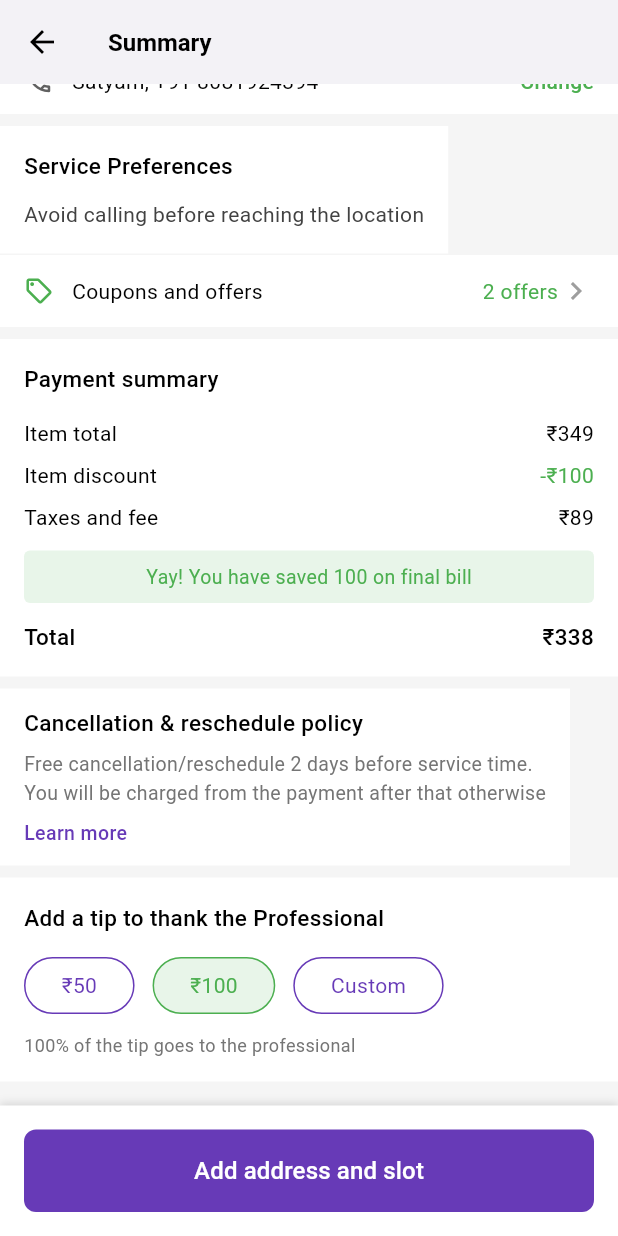
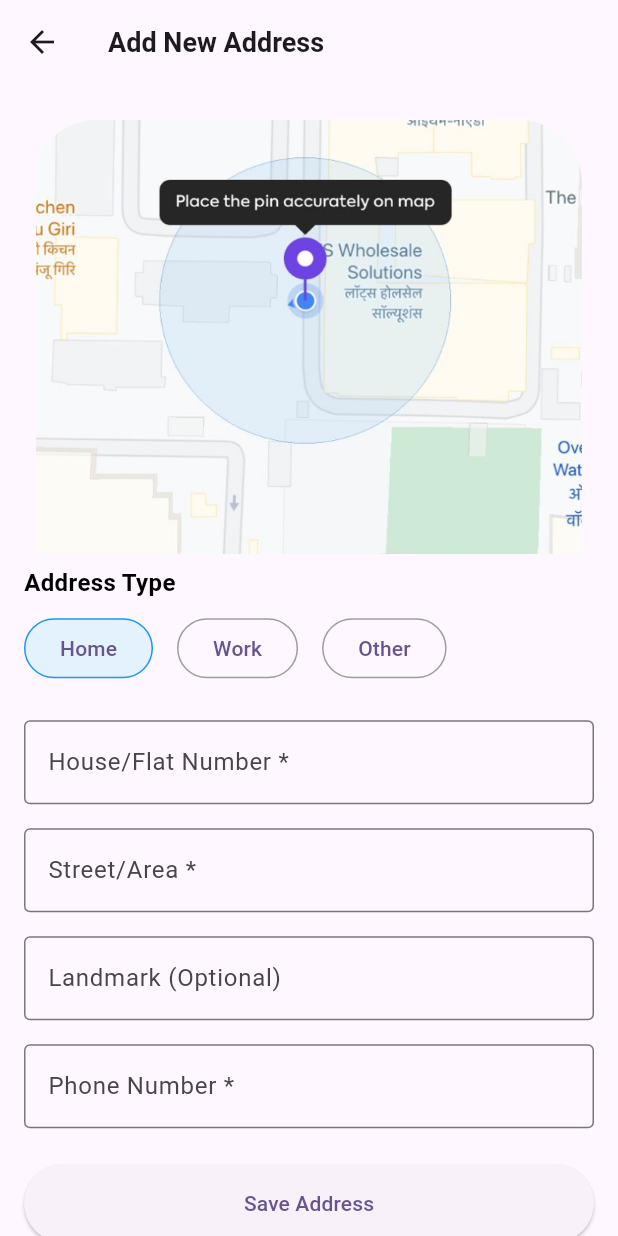
Before and after one commit to Amanshishodia/adfix, a Flutter app: the ServiceSummaryPage screen opened directly, scrolled down 331 dp, after a tap on "Add address and slot", on a phone screen of 412 x 824 dp. Run offline on Flutter 3.47's test engine with Material 3 defaults, Android fonts, the phone set to English and light mode, and no system bars; our stand-ins replace get, get_storage; accounts and stored records are empty; network calls fail.

Commit message:
Done With the Address Page and LogicalPart of It

```diff
--- a/lib/main.dart
+++ b/lib/main.dart
@@ -1,21 +1,26 @@
+import 'package:adfix/presentation/auth/controller/AuthController.dart';
 import 'package:adfix/presentation/auth/ui/sign_in/sign_in.dart';
-import 'package:adfix/presentation/changeAddress/Ui/changeAddress.dart';
-import 'package:adfix/presentation/summary/ui/SummaryPage.dart';
+import 'package:adfix/presentation/bottomNav/ui/myHome.dart';
 import 'package:flutter/material.dart';
 import 'package:flutter/services.dart';
 import 'package:get/get.dart';
+import 'package:get_storage/get_storage.dart';
+
 import 'appBinding.dart';
 
-void main() {
+void main() async {
   WidgetsFlutterBinding
       .ensureInitialized(); // Ensure Flutter bindings are initialized
+  await GetStorage.init();
   SystemChrome.setEnabledSystemUIMode(
       SystemUiMode.immersiveSticky); // Set immersive sticky mode
-  runApp(const MyApp());
+  runApp(MyApp());
 }
 
 class MyApp extends StatelessWidget {
-  const MyApp({super.key});
+  MyApp({super.key});
+
+  final AuthController authController = Get.put(AuthController());
 
   // This widget is the root of your application.
   @override
@@ -105,7 +110,6 @@ class MyApp extends StatelessWidget {
           colorScheme: ColorScheme.fromSeed(seedColor: Colors.deepPurple),
           useMaterial3: true,
         ),
-        home: SignIn());
-
+        home: Obx(() => authController.isLoggedIn.value ? Myhome() : SignIn()));
   }
 }
--- a/lib/presentation/bottomNav/home_controller/controller.dart
+++ b/lib/presentation/bottomNav/home_controller/controller.dart
@@ -1,7 +1,7 @@
 import 'package:get/get.dart';
 
 class BottomNavBarController extends GetxController {
-  var selectedIndex = 1.obs;
+  var selectedIndex = 0.obs;
 
   // Method to update the selected index
   void onItemTapped(int index) {
--- /dev/null
+++ b/lib/presentation/changeAddress/AddressController.dart
@@ -0,0 +1,147 @@
+import 'dart:convert';
+
+import 'package:flutter/material.dart';
+import 'package:get/get.dart';
+import 'package:get_storage/get_storage.dart';
+import 'package:http/http.dart' as http;
+
+class AddressController extends GetxController {
+  final storage = GetStorage();
+  var isLoading = false.obs;
+  var addresses = [].obs;
+  var selectedAddressType = "Home".obs;
+
+  // Form controllers
+  final TextEditingController houseNumberController = TextEditingController();
+  final TextEditingController streetController = TextEditingController();
+  final TextEditingController landmarkController = TextEditingController();
+  final TextEditingController phoneController = TextEditingController();
+
+  @override
+  void onInit() {
+    super.onInit();
+    loadAddresses();
+  }
+
+  @override
+  void onClose() {
+    houseNumberController.dispose();
+    streetController.dispose();
+    landmarkController.dispose();
+    phoneController.dispose();
+    super.onClose();
+  }
+
+  Future<void> loadAddresses() async {
+    isLoading(true);
+    try {
+      final savedAddresses = storage.read('addresses') ?? [];
+      addresses.value = List<Map<String, dynamic>>.from(savedAddresses);
+      await fetchAddressesFromServer();
+    } catch (e) {
+      Get.snackbar(
+        'Error',
+        'Failed to load addresses: ${e.toString()}',
+        backgroundColor: Colors.red[100],
+      );
+    } finally {
+      isLoading(false);
+    }
+  }
+
+  Future<void> fetchAddressesFromServer() async {
+    try {
+      final token = storage.read('token');
+      final response = await http.get(
+        Uri.parse('https://ankitadfixapi.onrender.com/addresses'),
+        headers: {
+          "Content-Type": "application/json",
+          "Authorization": "Bearer $token",
+        },
+      );
+
+      if (response.statusCode == 200) {
+        final List<dynamic> serverAddresses = json.decode(response.body);
+        addresses.value = serverAddresses.cast<Map<String, dynamic>>();
+        await storage.write('addresses', addresses);
+      } else {
+        throw 'Failed to fetch addresses';
+      }
+    } catch (e) {
+      print('Error fetching addresses: $e');
+    }
+  }
+
+  Future<void> saveAddress() async {
+    if (!_validateInputs()) {
+      Get.snackbar(
+        'Error',
+        'Please fill all required fields',
+        backgroundColor: Colors.red[100],
+      );
+      return;
+    }
+
+    isLoading(true);
+    try {
+      final newAddress = {
+        'type': selectedAddressType.value,
+        'houseNumber': houseNumberController.text,
+        'street': streetController.text,
+        'landmark': landmarkController.text,
+        'phone': phoneController.text,
+      };
+
+      final token = storage.read('token');
+      final response = await http.post(
+        Uri.parse('https://ankitadfixapi.onrender.com/addAddress'),
+        headers: {
+          "Content-Type": "application/json",
+          "Authorization": "Bearer $token",
+        },
+        body: json.encode(newAddress),
+      );
+
+      if (response.statusCode == 201) {
+        final serverAddress = json.decode(response.body);
+        addresses.add(serverAddress);
+        await storage.write('addresses', addresses.toList());
+        _clearInputs();
+        Get.snackbar(
+          'Success',
+          'Address saved successfully',
+          backgroundColor: Colors.green[100],
+        );
+        Get.back();
+      } else {
+        throw 'Failed to save address';
+      }
+    } catch (e) {
+      Get.snackbar(
+        'Error',
+        'Failed to save address: ${e.toString()}',
+        backgroundColor: Colors.red[100],
+      );
+    } finally {
+      isLoading(false);
+    }
+  }
+
+  bool _validateInputs() {
+    return houseNumberController.text.isNotEmpty &&
+        streetController.text.isNotEmpty &&
+        phoneController.text.isNotEmpty;
+  }
+
+  void _clearInputs() {
+    houseNumberController.clear();
+    streetController.clear();
+    landmarkController.clear();
+    phoneController.clear();
+    selectedAddressType.value = "Home";
+  }
+
+  void setAddressType(String type) {
+    selectedAddressType.value = type;
+  }
+}
--- a/lib/presentation/changeAddress/Ui/changeAddress.dart
+++ b/lib/presentation/changeAddress/Ui/changeAddress.dart
@@ -1,149 +1,144 @@
-import 'package:adfix/presentation/changeAddress/widgets/changeButton.dart';
-import 'package:adfix/presentation/changeAddress/widgets/editableTextField.dart';
-import 'package:adfix/presentation/changeAddress/widgets/saveButton.dart';
-import 'package:adfix/widgets/textfield.dart';
+// lib/pages/save_address_page.dart
 import 'package:flutter/material.dart';
+import 'package:get/get.dart';
 
-class ChangeAddressPage extends StatefulWidget {
-  const ChangeAddressPage({Key? key}) : super(key: key);
+import '../AddressController.dart';
 
-  @override
-  _ChangeAddressPageState createState() => _ChangeAddressPageState();
-}
+class SaveAddressPage extends StatelessWidget {
+  final addressController = Get.put(AddressController());
 
-class _ChangeAddressPageState extends State<ChangeAddressPage> {
-  final TextEditingController addressController = TextEditingController();
+  SaveAddressPage({Key? key}) : super(key: key);
 
   @override
   Widget build(BuildContext context) {
     return Scaffold(
-      backgroundColor: Colors.grey[100],
       appBar: AppBar(
-        leading: BackButton(color: Colors.black),
-        title: Text('Manage Addresses',
-            style: TextStyle(color: Colors.black, fontSize: 16)),
-        backgroundColor: Colors.white,
-        elevation: 1,
+        title: Text('Add New Address'),
+        leading: IconButton(
+          icon: Icon(Icons.arrow_back),
+          onPressed: () => Get.back(),
         ),
-      body: SingleChildScrollView(
-        child: Padding(
-          padding: const EdgeInsets.symmetric(horizontal: 10.0, vertical: 5),
+      ),
+      body: Obx(() => Stack(
+            children: [
+              SingleChildScrollView(
+                padding: EdgeInsets.all(16),
                 child: Column(
                   crossAxisAlignment: CrossAxisAlignment.start,
                   children: [
-              SizedBox(height: 12),
-              Image.asset(
-                'assets/images/googleMap.png',
-                scale: 4.5,
-              ),
-              SizedBox(height: 18),
-              Text('Block A',
-                  style: TextStyle(
-                      color: Colors.black,
-                      fontSize: 16,
-                      fontWeight: FontWeight.bold)),
-              Row(
-                mainAxisAlignment: MainAxisAlignment.spaceBetween,
-                children: [
-                  Expanded(
-                      child: Text('House No. 123, 2nd Floor, Block A',
-                          style: TextStyle(
-                              color: Colors.black,
-                              fontSize: 12,
-                              fontWeight: FontWeight.w400))),
-                  Changebutton(text1: "Change")
-                ],
-              ),
-              Divider(),
-              SizedBox(
-                height: 10,
-              ),
-              Center(
-                child: Padding(
-                  padding: const EdgeInsets.symmetric(horizontal: 10),
-                  child: CustomTextfield(
-                    controller: addressController, // Set the controller
-                    label: "House/flat Number*",
+                    Padding(
+                      padding: const EdgeInsets.all(8.0),
+                      child: Container(
+                        child: Image.asset('assets/images/googleMap.png'),
                       ),
                     ),
-              ),
-              SizedBox(
-                height: 10,
-              ),
-              Center(
-                child: Padding(
-                  padding: const EdgeInsets.symmetric(horizontal: 10),
-                  child: CustomTextfield(
-                    controller: addressController, // Set the controller
-                    label: "House/flat Number*",
-                  ),
-                ),
-              ),
-              SizedBox(height: 8),
-              Padding(
-                padding:
-                    const EdgeInsets.symmetric(horizontal: 10.0, vertical: 5),
-                child: Text('Save as',
-                    style: TextStyle(
-                        color: Colors.black,
-                        fontSize: 14,
-                        fontWeight: FontWeight.normal)),
-              ),
-              Row(
-                mainAxisAlignment: MainAxisAlignment.start,
-                children: [
-                  Savebutton(text1: "Home"),
-                  Savebutton(text1: "Others")
-                ],
-              ),
-              SizedBox(
-                height: 10,
-              ),
-              Column(
-                crossAxisAlignment: CrossAxisAlignment.start,
-                children: [
-                  EditableTextField(initialText: "123-456-7890"),
-                  SizedBox(height: 10),
-                ],
-              )
+                    _buildAddressTypeSection(),
+                    SizedBox(height: 24),
+                    _buildAddressForm(),
+                    SizedBox(height: 24),
+                    _buildSaveButton(),
                   ],
                 ),
               ),
-      ),
-      bottomNavigationBar: Container(
-        padding: EdgeInsets.all(16),
-        decoration: BoxDecoration(
-          color: Colors.white,
-          boxShadow: [
-            BoxShadow(
-              color: Colors.black12,
-              blurRadius: 4,
-              offset: Offset(0, -2),
+              if (addressController.isLoading.value)
+                Container(
+                  color: Colors.black.withOpacity(0.3),
+                  child: Center(child: CircularProgressIndicator()),
                 ),
             ],
+          )),
+    );
+  }
+
+  Widget _buildAddressTypeSection() {
+    return Column(
+      crossAxisAlignment: CrossAxisAlignment.start,
+      children: [
+        Text(
+          'Address Type',
+          style: TextStyle(fontSize: 16, fontWeight: FontWeight.bold),
         ),
-        child: SafeArea(
-          child: TextButton(
-            onPressed: () {
-              // _showServiceDetails(context);
-            },
-            style: TextButton.styleFrom(
-              backgroundColor: Colors.deepPurple,
-              padding: EdgeInsets.symmetric(vertical: 16),
-              shape: RoundedRectangleBorder(
-                borderRadius: BorderRadius.circular(8),
+        SizedBox(height: 8),
+        Row(
+          children: [
+            _addressTypeButton('Home'),
+            SizedBox(width: 16),
+            _addressTypeButton('Work'),
+            SizedBox(width: 16),
+            _addressTypeButton('Other'),
+          ],
+        ),
+      ],
+    );
+  }
+
+  Widget _addressTypeButton(String type) {
+    return Obx(() => OutlinedButton(
+          onPressed: () => addressController.setAddressType(type),
+          style: OutlinedButton.styleFrom(
+            backgroundColor: addressController.selectedAddressType.value == type
+                ? Colors.blue[50]
+                : null,
+            side: BorderSide(
+              color: addressController.selectedAddressType.value == type
+                  ? Colors.blue
+                  : Colors.grey,
             ),
           ),
-            child: Text(
-              'Save and proceed to slots',
-              style: TextStyle(
-                color: Colors.white,
-                fontSize: 16,
-                fontWeight: FontWeight.w500,
+          child: Text(type),
+        ));
+  }
+
+  Widget _buildAddressForm() {
+    return Column(
+      children: [
+        TextField(
+          controller: addressController.houseNumberController,
+          decoration: InputDecoration(
+            labelText: 'House/Flat Number *',
+            border: OutlineInputBorder(),
           ),
         ),
+        SizedBox(height: 16),
+        TextField(
+          controller: addressController.streetController,
+          decoration: InputDecoration(
+            labelText: 'Street/Area *',
+            border: OutlineInputBorder(),
           ),
         ),
+        SizedBox(height: 16),
+        TextField(
+          controller: addressController.landmarkController,
+          decoration: InputDecoration(
+            labelText: 'Landmark (Optional)',
+            border: OutlineInputBorder(),
+          ),
+        ),
+        SizedBox(height: 16),
+        TextField(
+          controller: addressController.phoneController,
+          keyboardType: TextInputType.phone,
+          decoration: InputDecoration(
+            labelText: 'Phone Number *',
+            border: OutlineInputBorder(),
+          ),
+        ),
+      ],
+    );
+  }
+
+  Widget _buildSaveButton() {
+    return SizedBox(
+      width: double.infinity,
+      child: ElevatedButton(
+        onPressed: addressController.isLoading.value
+            ? null
+            : () => addressController.saveAddress(),
+        style: ElevatedButton.styleFrom(
+          padding: EdgeInsets.symmetric(vertical: 16),
+        ),
+        child: Text('Save Address'),
       ),
     );
   }
--- a/lib/presentation/summary/ui/SummaryPage.dart
+++ b/lib/presentation/summary/ui/SummaryPage.dart
@@ -1,4 +1,6 @@
+import 'package:adfix/presentation/changeAddress/Ui/changeAddress.dart';
 import 'package:flutter/material.dart';
+import 'package:get/get.dart';
 
 class ServiceSummaryPage extends StatelessWidget {
   const ServiceSummaryPage({Key? key}) : super(key: key);
@@ -475,7 +477,9 @@ class ServiceSummaryPage extends StatelessWidget {
         ),
         child: SafeArea(
           child: TextButton(
-            onPressed: () {},
+            onPressed: () {
+              Get.to(SaveAddressPage());
+            },
             style: TextButton.styleFrom(
               backgroundColor: Colors.deepPurple,
               padding: EdgeInsets.symmetric(vertical: 16),
--- a/pubspec.yaml
+++ b/pubspec.yaml
@@ -37,6 +37,8 @@ dependencies:
   cupertino_icons: ^1.0.8
   get: ^4.6.6
   http: ^1.2.2
+  shared_preferences: ^2.3.2
+  get_storage: ^2.1.1
 
 dev_dependencies:
   flutter_test:
```
Also changed, not shown: lib/presentation/auth/controller/AuthController.dart (+71 -11 lines), pubspec.lock, 2 other files. Lines whose indentation alone changed are shown as unchanged.
